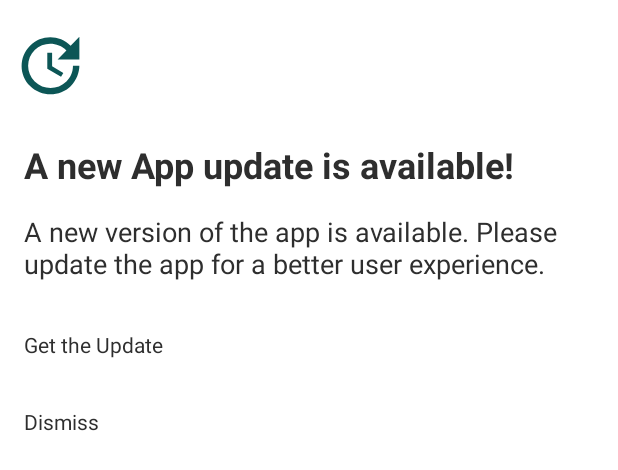
After one commit to PleaseExposeMe/exxxpose-Android, an Android app: the layout bottom_sheet_dialog_layout_update.xml on its own in the app's theme, with its tools: preview values and no code run, on a phone screen of 412 x 824 dp. The commit adds this screen. Shown: the top 470 px of the screen. Run offline under Robolectric (Android 15) with nearby library versions, the phone set to English and light mode, and no system bars.

Commit message:
Bugfix and update search improved
Release candidate 1.0.2.3

```diff
--- a/app/build.gradle
+++ b/app/build.gradle
@@ -10,8 +10,8 @@ android {
         applicationId "de.marcel.exxxposeme"
         minSdk 24
         targetSdk 32
-        versionCode 2
-        versionName "1.0.1.2"
+        versionCode 3
+        versionName "1.0.2.3"
 
         testInstrumentationRunner "androidx.test.runner.AndroidJUnitRunner"
     }
@@ -35,7 +35,6 @@ dependencies {
 
     implementation("androidx.room:room-runtime:2.4.3")
     annotationProcessor("androidx.room:room-compiler:2.4.3")
-    implementation("com.squareup.okhttp3:okhttp:4.10.0")
     implementation 'androidx.core:core-ktx:1.8.0'
     implementation 'androidx.appcompat:appcompat:1.5.0'
     implementation 'com.google.android.material:material:1.6.1'
--- a/app/src/main/AndroidManifest.xml
+++ b/app/src/main/AndroidManifest.xml
@@ -18,9 +18,6 @@
         android:theme="@style/Theme.Exxxposeme"
         android:usesCleartextTraffic="true"
         tools:targetApi="31">
-        <activity
-            android:name=".NewUpdateAvailableView"
-            android:exported="false" />
         <activity
             android:name=".Bookmarks"
             android:exported="false" />
--- a/app/src/main/res/drawable/update_24.xml
+++ b/app/src/main/res/drawable/update_24.xml
@@ -1,5 +1,5 @@
-<vector android:height="24dp" android:tint="#000000"
+<vector android:height="24dp" android:tint="@color/main_green"
     android:viewportHeight="24" android:viewportWidth="24"
     android:width="24dp" xmlns:android="http://schemas.android.com/apk/res/android">
-    <path android:fillColor="@android:color/white" android:pathData="M21,10.12h-6.78l2.74,-2.82c-2.73,-2.7 -7.15,-2.8 -9.88,-0.1c-2.73,2.71 -2.73,7.08 0,9.79s7.15,2.71 9.88,0C18.32,15.65 19,14.08 19,12.1h2c0,1.98 -0.88,4.55 -2.64,6.29c-3.51,3.48 -9.21,3.48 -12.72,0c-3.5,-3.47 -3.53,-9.11 -0.02,-12.58s9.14,-3.47 12.65,0L21,3V10.12zM12.5,8v4.25l3.5,2.08l-0.72,1.21L11,13V8H12.5z"/>
+    <path android:fillColor="@color/main_green" android:pathData="M21,10.12h-6.78l2.74,-2.82c-2.73,-2.7 -7.15,-2.8 -9.88,-0.1c-2.73,2.71 -2.73,7.08 0,9.79s7.15,2.71 9.88,0C18.32,15.65 19,14.08 19,12.1h2c0,1.98 -0.88,4.55 -2.64,6.29c-3.51,3.48 -9.21,3.48 -12.72,0c-3.5,-3.47 -3.53,-9.11 -0.02,-12.58s9.14,-3.47 12.65,0L21,3V10.12zM12.5,8v4.25l3.5,2.08l-0.72,1.21L11,13V8H12.5z"/>
 </vector>
--- /dev/null
+++ b/app/src/main/res/layout/bottom_sheet_dialog_layout_update.xml
@@ -0,0 +1,110 @@
+<?xml version="1.0" encoding="utf-8"?>
+<LinearLayout
+    xmlns:android="http://schemas.android.com/apk/res/android"
+    xmlns:app="http://schemas.android.com/apk/res-auto"
+    android:orientation="vertical"
+    android:layout_width="match_parent"
+    android:layout_height="match_parent">
+
+    <LinearLayout
+        android:id="@+id/icon"
+        android:layout_width="match_parent"
+        android:layout_height="wrap_content"
+        android:background="?android:attr/selectableItemBackground"
+        android:orientation="horizontal"
+        android:padding="8dp">
+
+        <ImageView
+            android:id="@+id/imageView3"
+            android:layout_width="51dp"
+            android:layout_height="51dp"
+            android:layout_marginTop="10dp"
+            app:srcCompat="@drawable/update_24" />
+    </LinearLayout>
+
+    <LinearLayout
+        android:id="@+id/headline"
+        android:layout_width="match_parent"
+        android:layout_height="wrap_content"
+        android:background="?android:attr/selectableItemBackground"
+        android:orientation="horizontal"
+        android:padding="8dp">
+
+        <TextView
+            android:layout_width="wrap_content"
+            android:layout_height="wrap_content"
+            android:layout_gravity="center_vertical"
+            android:paddingStart="8dp"
+            android:paddingLeft="8dp"
+            android:paddingTop="8dp"
+            android:paddingRight="8dp"
+            android:text="A new App update is available!"
+            android:textColor="?attr/black"
+            android:textSize="24sp"
+            android:textStyle="bold" />
+    </LinearLayout>
+
+    <LinearLayout
+        android:id="@+id/info"
+        android:layout_width="match_parent"
+        android:layout_height="wrap_content"
+        android:background="?android:attr/selectableItemBackground"
+        android:orientation="horizontal"
+        android:padding="8dp">
+
+        <TextView
+            android:layout_width="wrap_content"
+            android:layout_height="wrap_content"
+            android:layout_gravity="center_vertical"
+            android:paddingLeft="8dp"
+            android:paddingEnd="8dp"
+            android:paddingRight="8dp"
+            android:paddingBottom="8dp"
+            android:text="A new version of the app is available. Please update the app for a better user experience."
+            android:textColor="?attr/black"
+            android:textSize="18sp" />
+    </LinearLayout>
+
+    <LinearLayout
+        android:layout_width="match_parent"
+        android:layout_height="wrap_content"
+        android:orientation="horizontal"
+        android:id="@+id/getTheUpdate"
+        android:background="?android:attr/selectableItemBackground"
+        android:padding="8dp">
+
+
+
+        <TextView
+            android:layout_width="wrap_content"
+            android:layout_height="wrap_content"
+            android:layout_gravity="center_vertical"
+            android:padding="8dp"
+            android:text="Get the Update"
+            android:textColor="?attr/black" />
+    </LinearLayout>
+
+    <LinearLayout
+        android:id="@+id/Dismiss"
+        android:layout_width="match_parent"
+        android:layout_height="wrap_content"
+        android:layout_marginBottom="40dp"
+        android:background="?android:attr/selectableItemBackground"
+        android:orientation="horizontal"
+        android:padding="8dp">
+
+
+        <TextView
+            android:layout_width="wrap_content"
+            android:layout_height="wrap_content"
+            android:layout_gravity="center_vertical"
+            android:padding="8dp"
+            android:text="Dismiss"
+            android:textColor="?attr/black" />
+
+    </LinearLayout>
+
+
+
+
+</LinearLayout>
```
Also changed, not shown: app/src/main/java/de/marcel/exxxposeme/Main.kt (+27 -0 lines), app/src/main/java/de/marcel/exxxposeme/MainActivity.kt (+6 -29 lines), app/src/main/java/de/marcel/exxxposeme/NewUpdateAvailableView.kt (deleted, +0 -28 lines), app/src/main/java/de/marcel/exxxposeme/checkVersion.kt (deleted, +0 -34 lines), app/src/main/res/layout/activity_new_update_available_view.xml (deleted, +0 -69 lines).
